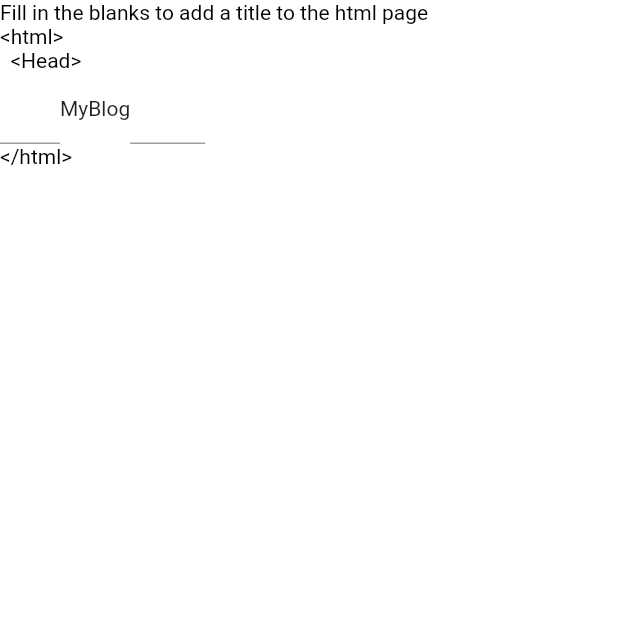
After one commit to Neo-Turak/code-lab-html, a Flutter app: the screen it shows after launch, scrolled down 132 dp, after a tap on "继续学习", on a phone screen of 412 x 824 dp, the top half of it. The commit adds this screen. Run offline on Flutter 3.47's test engine with Material 2 defaults, Android fonts, the phone set to English and light mode, and no system bars; our stand-ins replace flutter_highlight, flutter_smart_dialog, webview_flutter; missing offline and left inert: banner_image, code_text_field, highlight.

Commit message:
参数校验

```diff
--- /dev/null
+++ b/lib/cherry/domain/cherry_domain.dart
@@ -0,0 +1,3 @@
+export 'models/cherry_model.dart';
+export 'repository/cherry_repository.dart';
+export 'services/cherry_service.dart';
--- /dev/null
+++ b/lib/cherry/index.dart
@@ -0,0 +1,51 @@
+
+import 'package:flutter/material.dart';
+import 'package:hug/main/index.dart';
+
+export 'domain/cherry_domain.dart';
+export 'providers/providers.dart';
+export 'screens/screens.dart';
+export 'widgets/widgets.dart';
+
+class CherryPickPage extends StatefulWidget {
+  const CherryPickPage({Key? key}) : super(key: key);
+
+  @override
+  State<CherryPickPage> createState() => _CherryPickPageState();
+}
+
+class _CherryPickPageState extends State<CherryPickPage> {
+  @override
+  Widget build(BuildContext context) {
+    return Material(
+    type:MaterialType.transparency,
+    child:
+     Container(
+      width: double.infinity,
+      height: double.infinity,
+      color: Colors.white,
+      child: Column(
+        mainAxisAlignment: MainAxisAlignment.start,
+        crossAxisAlignment: CrossAxisAlignment.start,
+        children:  [
+          const Text("Fill in the blanks to add a title to the html page",style: TextStyle(color: Colors.black,fontSize: 14,),),
+          Text("<html>",style: TextStyle(color: Colors.black,fontSize: 14)),
+          Text("  <Head>",style: TextStyle(color: Colors.black,fontSize: 14)),
+          SizedBox(
+            width: double.infinity,
+            child: Row(
+              children: [
+                  SizedBox(width: 40, child: TextField()),
+             Text("MyBlog"),
+            SizedBox(width: 50,child: TextField()),
+              ],
+            ),
+          ),
+         Text("</html>",style: TextStyle(color: Colors.black,fontSize: 14)),
+        ],
+      ),
+    )
+
+      );
+  }
+}
--- /dev/null
+++ b/lib/cherry/providers/cherry_provider.dart
@@ -0,0 +1 @@
+class CherryProvider {}
--- /dev/null
+++ b/lib/cherry/providers/providers.dart
@@ -0,0 +1 @@
+export 'cherry_provider.dart';
--- /dev/null
+++ b/lib/cherry/screens/screens.dart
@@ -0,0 +1 @@
+export 'cherry_screen.dart';
--- /dev/null
+++ b/lib/cherry/widgets/widgets.dart
@@ -0,0 +1 @@
+export 'cherry_widget.dart';
--- a/lib/main/widgets/main_widget.dart
+++ b/lib/main/widgets/main_widget.dart
@@ -1,4 +1,5 @@
 import 'package:flutter/material.dart';
+import 'package:hug/cherry/index.dart';
 import 'package:hug/clab/index.dart';
 import 'package:hug/learn_page.dart';
 
@@ -28,7 +29,7 @@ class MainWidget extends StatelessWidget {
                 provideChallenge(),
               ],
             ),
-              provideStudy(),
+              provideStudy(context),
               provideHtml5(),
               provideReward(),
     ]),
@@ -256,8 +257,10 @@ class MainWidget extends StatelessWidget {
   }
 
 //学习
-  Widget provideStudy(){
-    return Container(
+  Widget provideStudy(BuildContext context){
+    return InkWell(
+      child:
+     Container(
       width: 130,
       height: 40,
       alignment: Alignment.center,
@@ -271,5 +274,9 @@ class MainWidget extends StatelessWidget {
           ]
       ),
       child: const Text("继续学习",),
+    ),
+    onTap: (){
+       Navigator.push(context, MaterialPageRoute(builder: (context)=>const CherryPickPage()));
+    },
     );
   }
--- a/pubspec.yaml
+++ b/pubspec.yaml
@@ -38,6 +38,7 @@ dependencies:
   intl: ^0.17.0
   webview_flutter: ^3.0.4
   webview_flutter_plus: ^0.3.0+2
+  # ff generate -n <feature_name>
   feature_folder_cli: ^0.0.4
   flutter_smart_dialog: ^4.5.1
   code_text_field: ^1.0.2
```
Also changed, not shown: lib/cherry/domain/models/cherry_model.dart (added, +30 -0 lines), lib/cherry/domain/repository/cherry_repository.dart (added, +8 -0 lines), lib/cherry/domain/services/cherry_service.dart (added, +27 -0 lines), lib/cherry/screens/cherry_screen.dart (added, +15 -0 lines), lib/cherry/widgets/cherry_widget.dart (added, +15 -0 lines), 1 other file.
